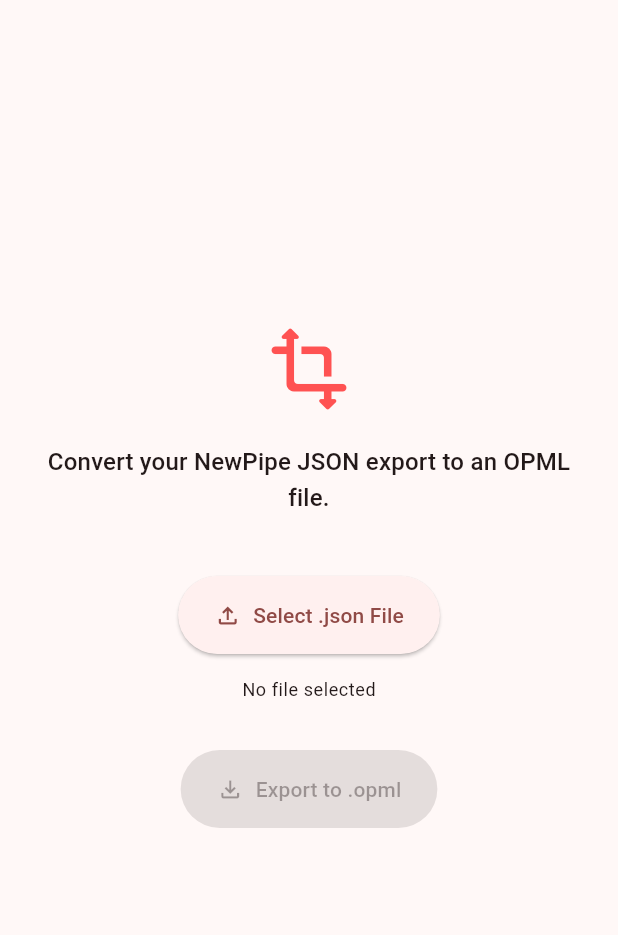
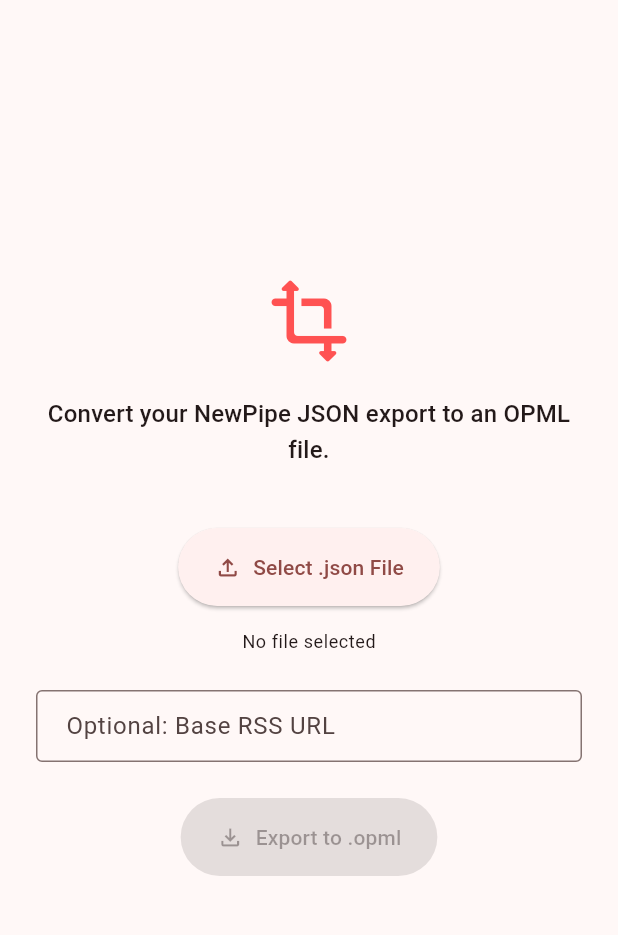
Before and after one commit to theScrabi/NewPipeSubscriptionsToOmplConverter, a Flutter app: the screen it shows after launch, on a phone screen of 412 x 824 dp, the part 84-1019 px from its top. Run offline on Flutter 3.47's test engine with Material 3 defaults, Android fonts, the phone set to English and light mode, and no system bars; our stand-ins replace file_picker, share_plus; missing offline and left inert: universal_html.

Commit message:
intermediate commit

```diff
--- a/lib/main.dart
+++ b/lib/main.dart
@@ -1,8 +1,11 @@
 import 'dart:convert';
+import 'dart:io';
 import 'dart:typed_data';
 import 'package:flutter/foundation.dart' show kIsWeb, debugPrint;
 import 'package:flutter/material.dart';
 import 'package:file_picker/file_picker.dart';
+import 'package:path_provider/path_provider.dart';
+import 'package:share_plus/share_plus.dart';
 import 'package:universal_html/html.dart' as html;
 import 'package:xml/xml.dart' as xml;
 
@@ -39,6 +42,19 @@
   String _fileName = 'No file selected';
   Uint8List? _fileBytes;
   bool _isLoading = false;
+  late TextEditingController _baseUrlController;
+
+  @override
+  void initState() {
+    super.initState();
+    _baseUrlController = TextEditingController();
+  }
+
+  @override
+  void dispose() {
+    _baseUrlController.dispose();
+    super.dispose();
+  }
 
   void _showSnackBar(String message, {bool isError = false}) {
     ScaffoldMessenger.of(context).showSnackBar(
@@ -85,7 +101,11 @@
       final Map<String, dynamic> jsonData = jsonDecode(jsonString);
 
       // 2. Convert to OPML
-      final xml.XmlDocument opmlDoc = convert(npSubscriptionData:  jsonData);
+      final String baseUrl = _baseUrlController.text.trim();
+      final String? baseRssURL = baseUrl.isEmpty ? null : baseUrl;
+
+      final xml.XmlDocument opmlDoc =
+          convert(npSubscriptionData: jsonData, baseRssURL: baseRssURL);
       final String opmlString = opmlDoc.toXmlString(pretty: true, indent: '  ');
       final Uint8List opmlBytes = utf8.encode(opmlString);
 
@@ -100,8 +120,28 @@
           ..setAttribute('download', fileName)
           ..click();
         html.Url.revokeObjectUrl(url);
-      } else {
-        throw Exception('Platform is unsuported');
+      } else if (Platform.isAndroid || Platform.isIOS) {
+        // Mobile: Use share sheet
+        final tempDir = await getTemporaryDirectory();
+        final filePath = '${tempDir.path}/$fileName';
+        final file = File(filePath);
+        await file.writeAsBytes(opmlBytes);
+        await Share.shareXFiles([XFile(filePath)], text: 'NewPipe OPML Export');
+      } else if (Platform.isMacOS ||
+          Platform.isLinux ||
+          Platform.isWindows) {
+        // Desktop: Open save file dialog
+        String? savePath = await FilePicker.platform.saveFile(
+          dialogTitle: 'Save OPML File',
+          fileName: fileName,
+          allowedExtensions: ['opml'],
+        );
+
+        if (savePath != null) {
+          final file = File(savePath);
+          await file.writeAsBytes(opmlBytes);
+          _showSnackBar('File saved to $savePath');
+        }
       }
     } catch (e) {
       _showSnackBar('Error during conversion or saving: $e', isError: true);
@@ -135,9 +175,6 @@
                 textAlign: TextAlign.center,
               ),
               const SizedBox(height: 40),
-              Row(
-                mainAxisAlignment: MainAxisAlignment.center,
-                children: [
               ElevatedButton.icon(
                 icon: const Icon(Icons.file_upload_outlined),
                 label: const Text('Select .json File'),
@@ -147,11 +184,22 @@
                 ),
                 onPressed: _isLoading ? null : _pickFile,
               ),
-                ],
-              ),
               const SizedBox(height: 16),
               Text(_fileName, style: Theme.of(context).textTheme.bodySmall),
-              const SizedBox(height: 32),
+              const SizedBox(height: 24),
+              TextField(
+                controller: _baseUrlController,
+                decoration: const InputDecoration(
+                  labelText: 'Optional: Base RSS URL',
+                  hintText:
+                      'e.g. https://www.youtube.com/feeds/videos.xml?channel_id=',
+                  border: OutlineInputBorder(),
+                  contentPadding:
+                      EdgeInsets.symmetric(horizontal: 16, vertical: 12),
+                ),
+                enabled: !_isLoading,
+              ),
+              const SizedBox(height: 24),
               if (_isLoading)
                 const CircularProgressIndicator()
               else
```
Lines whose indentation alone changed are shown as unchanged.
